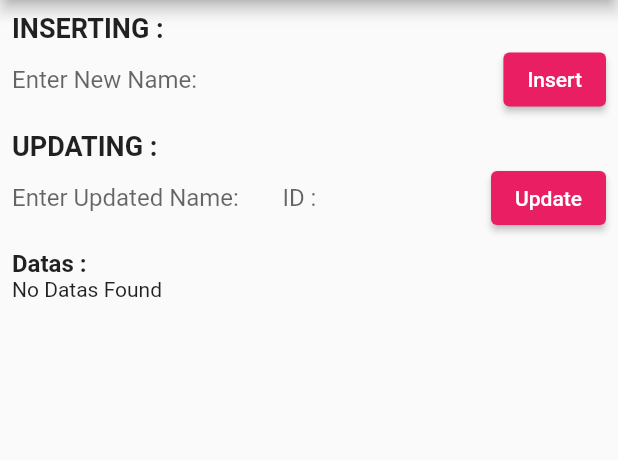
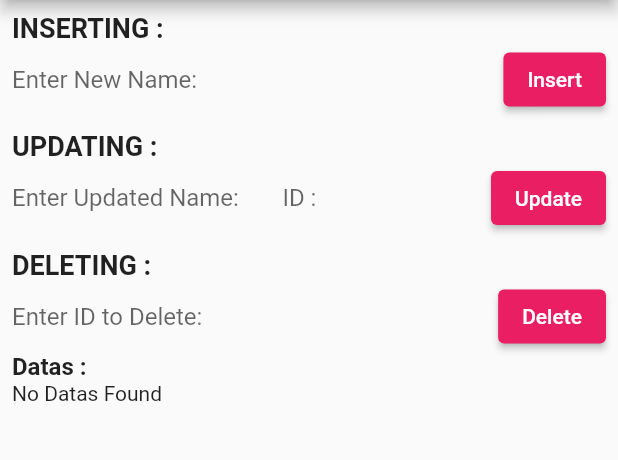
Before and after one commit to jinosh05/sqflite_example, a Flutter app: the screen it shows after launch, on a phone screen of 412 x 824 dp, the part 84-544 px from its top. Run offline on Flutter 3.47's test engine with Material 2 defaults, Android fonts, the phone set to English and light mode, and no system bars; our stand-ins replace sqflite; accounts and stored records are empty.

Commit message:
Deletion Function was added

```diff
--- a/lib/main.dart
+++ b/lib/main.dart
@@ -21,11 +21,12 @@ class _MyAppState extends State<MyApp> {
   final TextEditingController _name = TextEditingController();
   final TextEditingController _updateName = TextEditingController();
   final TextEditingController _id = TextEditingController();
+  final TextEditingController _deleteId = TextEditingController();
 
   // For Validating Forms
   final _insertForm = GlobalKey<FormState>();
   final _updateForm = GlobalKey<FormState>();
-  // final insertForm = GlobalKey<FormState>();
+  final _deleteForm = GlobalKey<FormState>();
 
   @override
   void initState() {
@@ -65,6 +66,43 @@ class _MyAppState extends State<MyApp> {
               headingText('UPDATING :'),
               updationRow(context),
               sizedBox,
+              headingText('DELETING :'),
+              Form(
+                key: _deleteForm,
+                child: Row(
+                  mainAxisAlignment: MainAxisAlignment.spaceBetween,
+                  children: [
+                    SizedBox(
+                      width: MediaQuery.of(context).size.width * 0.6,
+                      child: TextFormField(
+                          controller: _deleteId,
+                          validator: (value) {
+                            if (value!.isEmpty) {
+                              return "Enter ID";
+                            }
+                            return null;
+                          },
+                          style: const TextStyle(
+                            fontSize: 16,
+                          ),
+                          decoration: const InputDecoration.collapsed(
+                            hintText: 'Enter ID to Delete: ',
+                          )),
+                    ),
+                    ElevatedButton(
+                        onPressed: () => onDelete(),
+                        style: ElevatedButton.styleFrom(
+                          primary: Colors.pink,
+                        ),
+                        child: const Text(
+                          'Delete',
+                          style: TextStyle(
+                            fontSize: 14,
+                          ),
+                        ))
+                  ],
+                ),
+              ),
               const Text(
                 'Datas :',
                 style: TextStyle(
@@ -78,6 +116,15 @@ class _MyAppState extends State<MyApp> {
         ),
       ),
     );
+  }
+
+  Future<void> onDelete() async {
+    if (_deleteForm.currentState!.validate()) {
+      int rowId = await databaseHelper.delete(int.parse(_deleteId.text));
+      debugPrint(rowId.toString());
+      _deleteId.clear();
+      getDataBase();
+    }
   }
 
   Text headingText(String text) {
```
